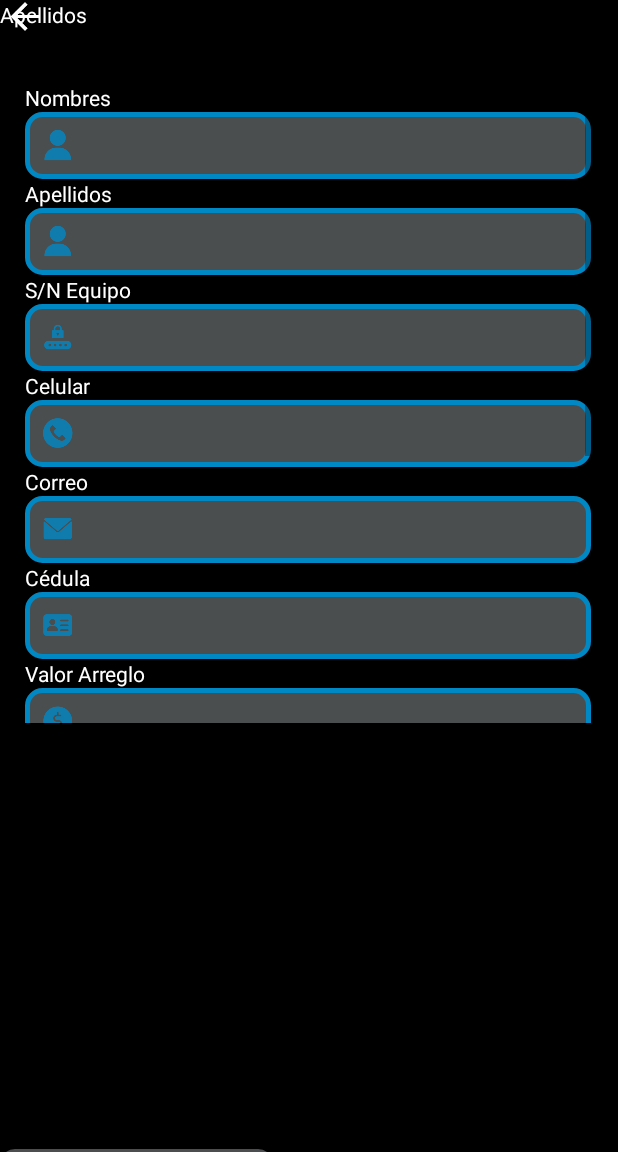
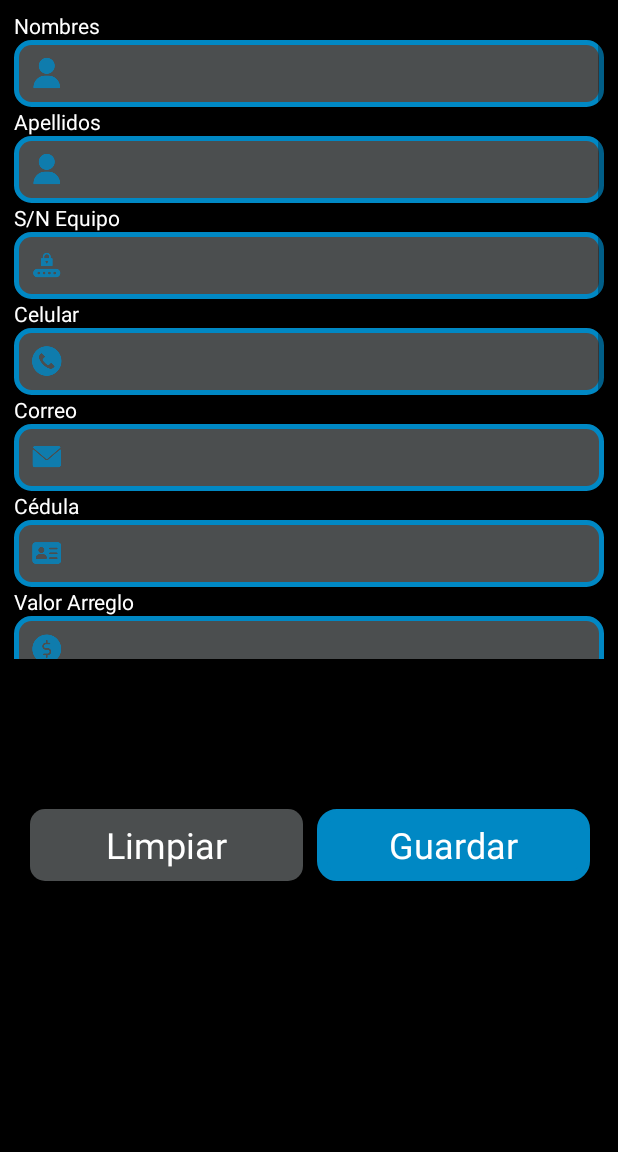
Before and after one commit to NorbertForero/ProyectoIntegrador, an Android app: the newRegister screen opened directly, with no data from a screen before it, on a phone screen of 412 x 824 dp, the part 84-1236 px from its top. Run offline under Robolectric (Android 15) with nearby library versions, the phone set to English and light mode, and no system bars; our stand-ins replace Firebase (no records; nobody signed in at launch, a user with empty details on screens opened directly); Roboto replaces fonts that are not available here.

Commit message:
Arreglar boton

```diff
--- a/app/src/main/res/layout/activity_new_register.xml
+++ b/app/src/main/res/layout/activity_new_register.xml
@@ -7,21 +7,13 @@
     android:background="@android:color/background_dark"
     tools:context=".newRegister">
 
-    <TextView
-        android:id="@+id/banner"
-        android:layout_width="324dp"
-        android:layout_height="42dp"
-        android:text="Apellidos"
-        android:textColor="@android:color/background_light"
-        tools:layout_editor_absoluteX="71dp"
-        tools:layout_editor_absoluteY="16dp"
-        tools:ignore="MissingConstraints" />
-
     <Button
         android:id="@+id/registrarOrden"
         android:layout_width="182dp"
         android:layout_height="48dp"
-        android:layout_marginTop="284dp"
+        android:layout_marginTop="100dp"
+        android:layout_marginEnd="10dp"
+        android:layout_marginRight="10dp"
         android:background="@drawable/boton_azul"
         android:fontFamily="@font/actor"
         android:lineSpacingExtra="10sp"
@@ -29,15 +21,18 @@
         android:textAllCaps="false"
         android:textColor="@drawable/txt_boton_azul"
         android:textSize="24sp"
+        app:layout_constraintEnd_toEndOf="parent"
+        app:layout_constraintStart_toEndOf="@+id/limpiar"
         app:layout_constraintTop_toBottomOf="@+id/scrollView3"
-        tools:ignore="MissingConstraints"
-        tools:layout_editor_absoluteX="212dp" />
+        tools:ignore="MissingConstraints" />
 
     <Button
         android:id="@+id/limpiar"
         android:layout_width="182dp"
         android:layout_height="48dp"
-        android:layout_marginTop="284dp"
+        android:layout_marginStart="20dp"
+        android:layout_marginLeft="20dp"
+        android:layout_marginTop="100dp"
         android:background="@drawable/boton_dos"
         android:fontFamily="@font/actor"
         android:lineSpacingExtra="10sp"
@@ -45,24 +40,21 @@
         android:textAllCaps="false"
         android:textColor="@drawable/txt_boton1"
         android:textSize="24sp"
+        app:layout_constraintStart_toStartOf="parent"
         app:layout_constraintTop_toBottomOf="@+id/scrollView3"
-        tools:ignore="MissingConstraints"
-        tools:layout_editor_absoluteX="16dp" />
+        tools:ignore="MissingConstraints" />
 
     <ScrollView
         android:id="@+id/scrollView3"
-        android:layout_width="377dp"
-        android:layout_height="434dp"
+        android:layout_width="393dp"
+        android:layout_height="439dp"
         android:layout_marginStart="10dp"
         android:layout_marginLeft="10dp"
         android:layout_marginEnd="10dp"
         android:layout_marginRight="10dp"
-        app:layout_constraintBottom_toBottomOf="parent"
         app:layout_constraintEnd_toEndOf="parent"
-        app:layout_constraintHorizontal_bias="0.454"
         app:layout_constraintStart_toStartOf="parent"
-        app:layout_constraintTop_toBottomOf="@+id/banner"
-        app:layout_constraintVertical_bias="0.01999998">
+        app:layout_constraintTop_toTopOf="parent">
 
         <LinearLayout
             android:layout_width="match_parent"
@@ -271,13 +263,4 @@
         </LinearLayout>
     </ScrollView>
 
-    <ImageView
-        android:id="@+id/imageView3"
-        android:layout_width="33dp"
-        android:layout_height="22dp"
-        app:srcCompat="@mipmap/volver"
-        tools:layout_editor_absoluteX="16dp"
-        tools:layout_editor_absoluteY="16dp"
-        tools:ignore="MissingConstraints" />
-
 </androidx.constraintlayout.widget.ConstraintLayout>
```
